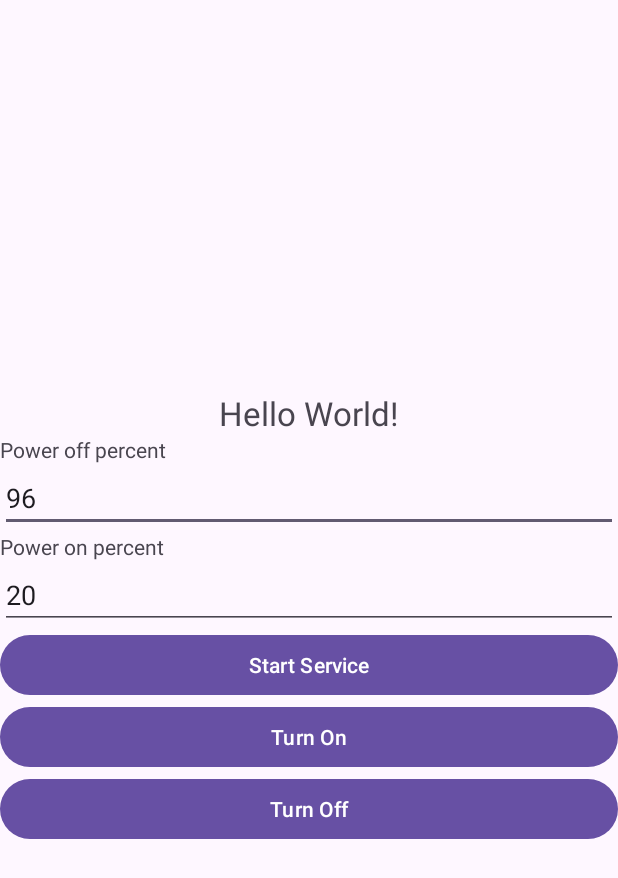
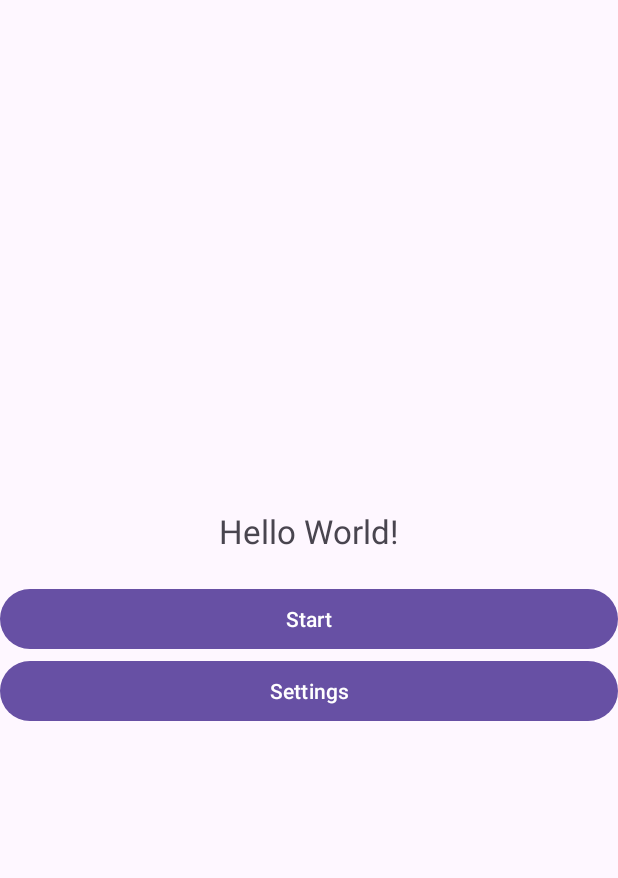
Before and after one commit to mdrehan4all/battery_charge_alarm, an Android app: the screen it shows after launch (MainActivity), on a phone screen of 412 x 824 dp. Shown: the top 878 px of the screen. Run offline under Robolectric (Android 15) with nearby library versions, the phone set to English and light mode, and no system bars.

Commit message:
added changes

```diff
--- a/app/src/main/java/com/coderelisher/battery_charge_alarm/MainActivity.java
+++ b/app/src/main/java/com/coderelisher/battery_charge_alarm/MainActivity.java
@@ -1,5 +1,6 @@
 package com.coderelisher.battery_charge_alarm;
 
+import android.app.ActivityManager;
 import android.content.BroadcastReceiver;
 import android.content.Context;
 import android.content.Intent;
@@ -30,8 +31,7 @@ import java.io.File;
 public class MainActivity extends AppCompatActivity {
 
     TextView tvfirst;
-    Button btn_start, btn_on, btn_off;
-    EditText et_percent_off, et_percent_on;
+    Button btn_start, btn_settings;
     boolean active = false;
     InternalStorage is=new InternalStorage(MainActivity.this);
 
@@ -51,15 +51,20 @@ public class MainActivity extends AppCompatActivity {
         // ID's
         tvfirst = (TextView) findViewById(R.id.tv_first);
         btn_start = (Button) findViewById(R.id.btn_start);
-        btn_on = (Button) findViewById(R.id.btn_on);
-        btn_off = (Button) findViewById(R.id.btn_off);
-        et_percent_off = (EditText) findViewById(R.id.et_percent);
-        et_percent_on = (EditText) findViewById(R.id.et_percent_on);
+        btn_settings = (Button)findViewById(R.id.btn_settings);
 
         // Logic
         IntentFilter ifilter = new IntentFilter(Intent.ACTION_BATTERY_CHANGED);
         registerReceiver(batteryReceiver, ifilter);
 
+        // Check if service is running or not and change button name
+        if(isMyServiceRunning(MyService.class)){
+            btn_start.setText("Stop");
+            active = true;
+        }else{
+            btn_start.setText("Start");
+            active = false;
+        }
 
         File file = this.getFileStreamPath("max.txt");
         if(!file.exists()){
@@ -72,20 +77,15 @@ public class MainActivity extends AppCompatActivity {
 
         String max = is.read("max.txt");
         String min = is.read("min.txt");
-        et_percent_off.setText(max);
-        et_percent_on.setText(min);
 
         // Toast.makeText(this, min+" - "+max, Toast.LENGTH_SHORT).show();
 
+        Intent broadcastIntent = new Intent(".MyServiceRestartReceiver");
+        sendBroadcast(broadcastIntent);
 
         btn_start.setOnClickListener(new View.OnClickListener() {
             @Override
             public void onClick(View v) {
-                is.write("max.txt", et_percent_off.getText().toString());
-                is.write("min.txt", et_percent_on.getText().toString());
-
-                HttpClient.max = Integer.parseInt(is.read("max.txt"));
-                HttpClient.min = Integer.parseInt(is.read("min.txt"));
 
                 if(!active){
                     Intent serviceIntent = new Intent(MainActivity.this, MyService.class);
@@ -102,35 +102,15 @@ public class MainActivity extends AppCompatActivity {
             }
         });
 
-        btn_on.setOnClickListener(new View.OnClickListener() {
+
+        btn_settings.setOnClickListener(new View.OnClickListener() {
             @Override
             public void onClick(View v) {
-                new Thread(){
-                    @Override
-                    public void run() {
-                        super.run();
-                        try {
-                            HttpClient.sendGet("https://ugoods.in/api/romyai/device.php?switch=switch0&value=0");
-                        }catch (Exception e){}
-                    }
-                }.start();
+                Intent intent = new Intent(MainActivity.this, Settings.class);
+                startActivity(intent);
             }
         });
 
-        btn_off.setOnClickListener(new View.OnClickListener() {
-            @Override
-            public void onClick(View v) {
-                new Thread(){
-                    @Override
-                    public void run() {
-                        super.run();
-                        try {
-                            HttpClient.sendGet("https://ugoods.in/api/romyai/device.php?switch=switch0&value=1024");
-                        }catch (Exception e){}
-                    }
-                }.start();
-            }
-        });
     }
 
     private BroadcastReceiver batteryReceiver = new BroadcastReceiver() {
@@ -167,4 +147,14 @@ public class MainActivity extends AppCompatActivity {
             // Handle older versions if necessary
         }
     }
+
+    public boolean isMyServiceRunning(Class<MyService> serviceClass) {
+        ActivityManager manager = (ActivityManager) getSystemService(Context.ACTIVITY_SERVICE);
+        for (ActivityManager.RunningServiceInfo service : manager.getRunningServices(Integer.MAX_VALUE)) {
+            if (serviceClass.getName().equals(service.service.getClassName())) {
+                return true;
+            }
+        }
+        return false;
+    }
 }
--- a/app/src/main/java/com/coderelisher/battery_charge_alarm/MyServiceRestartReceiver.java
+++ b/app/src/main/java/com/coderelisher/battery_charge_alarm/MyServiceRestartReceiver.java
@@ -3,11 +3,17 @@ package com.coderelisher.battery_charge_alarm;
 import android.content.BroadcastReceiver;
 import android.content.Context;
 import android.content.Intent;
+import android.widget.Toast;
 
 public class MyServiceRestartReceiver extends BroadcastReceiver {
 
     @Override
     public void onReceive(Context context, Intent intent) {
+        Toast.makeText(context, "Receiver", Toast.LENGTH_SHORT).show();
+        String action = intent.getAction();
         context.startService(new Intent(context, MyService.class));
+        if (action.equals(Intent.ACTION_POWER_CONNECTED)) {
+
+        }
     }
 }
--- a/app/src/main/res/layout/activity_main.xml
+++ b/app/src/main/res/layout/activity_main.xml
@@ -28,30 +28,9 @@
             android:text="Hello World!"
             android:textSize="22dp"/>
 
-
-        <TextView
-            android:layout_width="wrap_content"
-            android:layout_height="wrap_content"
-            android:text="Power off percent"
-            android:layout_gravity="start"/>
-        <EditText
-            android:id="@+id/et_percent"
+        <Space
             android:layout_width="match_parent"
-            android:layout_height="wrap_content"
-            android:hint="Enter Percentage"
-            android:text=""/>
-
-        <TextView
-            android:layout_width="wrap_content"
-            android:layout_height="wrap_content"
-            android:text="Power on percent"
-            android:layout_gravity="start"/>
-        <EditText
-            android:id="@+id/et_percent_on"
-            android:layout_width="match_parent"
-            android:layout_height="wrap_content"
-            android:hint="Enter Percentage"
-            android:text=""/>
+            android:layout_height="20dp"/>
 
         <Button
             android:id="@+id/btn_start"
@@ -60,16 +39,10 @@
             android:text="Start Service"/>
 
         <Button
-            android:id="@+id/btn_on"
+            android:id="@+id/btn_settings"
             android:layout_width="match_parent"
             android:layout_height="wrap_content"
-            android:text="Turn On"/>
-
-        <Button
-            android:id="@+id/btn_off"
-            android:layout_width="match_parent"
-            android:layout_height="wrap_content"
-            android:text="Turn Off"/>
+            android:text="Settings"/>
     </LinearLayout>
 
 </RelativeLayout>
```
Also changed, not shown: app/src/main/AndroidManifest.xml (+32 -17 lines), app/src/main/java/com/coderelisher/battery_charge_alarm/MyService.java (+44 -16 lines), app/src/main/java/com/coderelisher/battery_charge_alarm/Settings.java (added, +128 -0 lines), app/src/main/res/layout/activity_settings.xml (added, +101 -0 lines).
